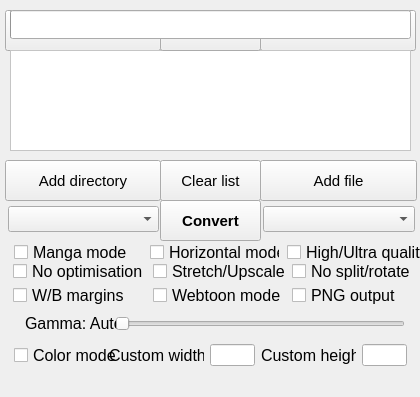
Above: gui/KCC-OSX.ui from ciromattia/kcc before the change. Below: the same form after it.
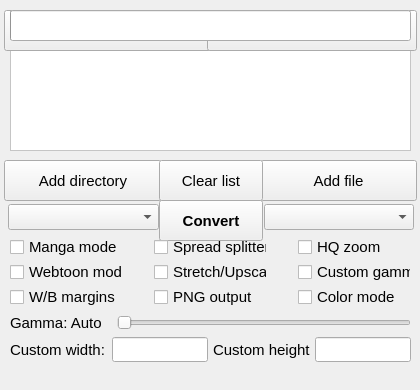
That is the form after the change. Icons and pictures are not drawn.

Commit message: OS X: GUI update

Diff of the .ui file:
```diff
--- a/gui/KCC-OSX.ui
+++ b/gui/KCC-OSX.ui
@@ -7,24 +7,24 @@
     <x>0</x>
     <y>0</y>
     <width>420</width>
-    <height>397</height>
+    <height>390</height>
    </rect>
   </property>
   <property name="minimumSize">
    <size>
     <width>420</width>
-    <height>397</height>
+    <height>390</height>
    </size>
   </property>
   <property name="maximumSize">
    <size>
     <width>420</width>
-    <height>397</height>
+    <height>390</height>
    </size>
   </property>
   <property name="font">
    <font>
-    <pointsize>9</pointsize>
+    <pointsize>11</pointsize>
    </font>
   </property>
   <property name="windowTitle">
@@ -38,159 +38,17 @@
    <locale language="C" country="AnyCountry"/>
   </property>
   <widget class="QWidget" name="Form">
-   <widget class="QFrame" name="OptionsAdvanced">
-    <property name="enabled">
-     <bool>true</bool>
-    </property>
-    <property name="geometry">
-     <rect>
-      <x>4</x>
-      <y>253</y>
-      <width>421</width>
-      <height>61</height>
-     </rect>
-    </property>
-    <property name="font">
-     <font>
-      <family>Lucida Grande</family>
-      <pointsize>9</pointsize>
-     </font>
-    </property>
-    <layout class="QGridLayout" name="gridLayout">
-     <item row="1" column="0">
-      <widget class="QCheckBox" name="ProcessingBox">
-       <property name="font">
-        <font>
-         <family>Lucida Grande</family>
-         <pointsize>12</pointsize>
-        </font>
-       </property>
-       <property name="focusPolicy">
-        <enum>Qt::NoFocus</enum>
-       </property>
-       <property name="toolTip">
-        <string>&lt;html&gt;&lt;head/&gt;&lt;body&gt;&lt;p style='white-space:pre'&gt;Disable image optimizations.&lt;br/&gt;&lt;span style=&quot; font-weight:600;&quot;&gt;Input images must be already resized.&lt;/span&gt;&lt;/p&gt;&lt;/body&gt;&lt;/html&gt;</string>
-       </property>
-       <property name="text">
-        <string>No optimisation</string>
-       </property>
-      </widget>
-     </item>
-     <item row="1" column="1">
-      <widget class="QCheckBox" name="UpscaleBox">
-       <property name="font">
-        <font>
-         <family>Lucida Grande</family>
-         <pointsize>12</pointsize>
-        </font>
-       </property>
-       <property name="focusPolicy">
-        <enum>Qt::NoFocus</enum>
-       </property>
-       <property name="toolTip">
-        <string>&lt;html&gt;&lt;head/&gt;&lt;body&gt;&lt;p&gt;&lt;span style=&quot; font-weight:600; text-decoration: underline;&quot;&gt;Unchecked - Nothing&lt;br/&gt;&lt;/span&gt;Images smaller than device resolution will not be resized.&lt;/p&gt;&lt;p&gt;&lt;span style=&quot; font-weight:600; text-decoration: underline;&quot;&gt;Indeterminate - Stretching&lt;br/&gt;&lt;/span&gt;Images smaller than device resolution will be resized. Aspect ratio will be not preserved.&lt;/p&gt;&lt;p&gt;&lt;span style=&quot; font-weight:600; text-decoration: underline;&quot;&gt;Checked - Upscaling&lt;br/&gt;&lt;/span&gt;Images smaller than device resolution will be resized. Aspect ratio will be preserved.&lt;/p&gt;&lt;/body&gt;&lt;/html&gt;</string>
-       </property>
-       <property name="text">
-        <string>Stretch/Upscale</string>
-       </property>
-       <property name="tristate">
-        <bool>true</bool>
-       </property>
-      </widget>
-     </item>
-     <item row="3" column="1">
-      <widget class="QCheckBox" name="WebtoonBox">
-       <property name="font">
-        <font>
-         <family>Lucida Grande</family>
-         <pointsize>12</pointsize>
-        </font>
-       </property>
-       <property name="focusPolicy">
-        <enum>Qt::NoFocus</enum>
-       </property>
-       <property name="toolTip">
-        <string>&lt;html&gt;&lt;head/&gt;&lt;body&gt;&lt;p style='white-space:pre'&gt;Enable special parsing mode for WebToons.&lt;/p&gt;&lt;/body&gt;&lt;/html&gt;</string>
-       </property>
-       <property name="text">
-        <string>Webtoon mode</string>
-       </property>
-      </widget>
-     </item>
-     <item row="3" column="2">
-      <widget class="QCheckBox" name="NoDitheringBox">
-       <property name="font">
-        <font>
-         <family>Lucida Grande</family>
-         <pointsize>12</pointsize>
-        </font>
-       </property>
-       <property name="focusPolicy">
-        <enum>Qt::NoFocus</enum>
-       </property>
-       <property name="toolTip">
-        <string>&lt;html&gt;&lt;head/&gt;&lt;body&gt;&lt;p style='white-space:pre'&gt;Create PNG files instead JPEG.&lt;br/&gt;Quality increase is not noticeable on most of devices.&lt;br/&gt;Output files &lt;span style=&quot; font-weight:600;&quot;&gt;might&lt;/span&gt; be smaller.&lt;br/&gt;&lt;span style=&quot; font-weight:600;&quot;&gt;MOBI conversion will be much slower.&lt;/span&gt;&lt;/p&gt;&lt;/body&gt;&lt;/html&gt;</string>
-       </property>
-       <property name="text">
-        <string>PNG output</string>
-       </property>
-      </widget>
-     </item>
-     <item row="3" column="0">
-      <widget class="QCheckBox" name="BorderBox">
-       <property name="font">
-        <font>
-         <family>Lucida Grande</family>
-         <pointsize>12</pointsize>
-        </font>
-       </property>
-       <property name="focusPolicy">
-        <enum>Qt::NoFocus</enum>
-       </property>
-       <property name="toolTip">
-        <string>&lt;html&gt;&lt;head/&gt;&lt;body&gt;&lt;p&gt;&lt;span style=&quot; font-weight:600; text-decoration: underline;&quot;&gt;Unchecked - Autodetection&lt;br/&gt;&lt;/span&gt;Color of margins fill will be detected automatically.&lt;/p&gt;&lt;p&gt;&lt;span style=&quot; font-weight:600; text-decoration: underline;&quot;&gt;Indeterminate - White&lt;br/&gt;&lt;/span&gt;Margins will be filled with white color.&lt;/p&gt;&lt;p&gt;&lt;span style=&quot; font-weight:600; text-decoration: underline;&quot;&gt;Checked - Black&lt;br/&gt;&lt;/span&gt;Margins will be filled with black color.&lt;/p&gt;&lt;/body&gt;&lt;/html&gt;</string>
-       </property>
-       <property name="text">
-        <string>W/B margins</string>
-       </property>
-       <property name="tristate">
-        <bool>true</bool>
-       </property>
-      </widget>
-     </item>
-     <item row="1" column="2">
-      <widget class="QCheckBox" name="NoRotateBox">
-       <property name="font">
-        <font>
-         <family>Lucida Grande</family>
-         <pointsize>12</pointsize>
-        </font>
-       </property>
-       <property name="focusPolicy">
-        <enum>Qt::NoFocus</enum>
-       </property>
-       <property name="toolTip">
-        <string>&lt;html&gt;&lt;head/&gt;&lt;body&gt;&lt;p style='white-space:pre'&gt;Disable page splitting and rotation.&lt;/p&gt;&lt;/body&gt;&lt;/html&gt;</string>
-       </property>
-       <property name="text">
-        <string>No split/rotate</string>
-       </property>
-      </widget>
-     </item>
-    </layout>
-   </widget>
    <widget class="QComboBox" name="DeviceBox">
     <property name="geometry">
      <rect>
       <x>8</x>
-      <y>206</y>
+      <y>204</y>
       <width>151</width>
       <height>26</height>
      </rect>
     </property>
     <property name="font">
      <font>
-      <family>Lucida Grande</family>
       <pointsize>11</pointsize>
      </font>
     </property>
@@ -200,25 +58,18 @@
     <property name="toolTip">
      <string>&lt;html&gt;&lt;head/&gt;&lt;body&gt;&lt;p style='white-space:pre'&gt;Target device.&lt;/p&gt;&lt;/body&gt;&lt;/html&gt;</string>
     </property>
-    <property name="iconSize">
-     <size>
-      <width>15</width>
-      <height>15</height>
-     </size>
-    </property>
    </widget>
    <widget class="QComboBox" name="FormatBox">
     <property name="geometry">
      <rect>
-      <x>263</x>
-      <y>206</y>
-      <width>152</width>
+      <x>264</x>
+      <y>204</y>
+      <width>150</width>
       <height>26</height>
      </rect>
     </property>
     <property name="font">
      <font>
-      <family>Lucida Grande</family>
       <pointsize>11</pointsize>
      </font>
     </property>
@@ -228,25 +79,18 @@
     <property name="toolTip">
      <string>&lt;html&gt;&lt;head/&gt;&lt;body&gt;&lt;p style='white-space:pre'&gt;Output format.&lt;/p&gt;&lt;/body&gt;&lt;/html&gt;</string>
     </property>
-    <property name="iconSize">
-     <size>
-      <width>15</width>
-      <height>15</height>
-     </size>
-    </property>
    </widget>
    <widget class="QPushButton" name="ConvertButton">
     <property name="geometry">
      <rect>
-      <x>160</x>
+      <x>159</x>
       <y>200</y>
-      <width>101</width>
+      <width>104</width>
       <height>41</height>
      </rect>
     </property>
     <property name="font">
      <font>
-      <family>Lucida Grande</family>
       <pointsize>11</pointsize>
       <weight>75</weight>
       <bold>true</bold>
@@ -269,15 +113,14 @@
    <widget class="QPushButton" name="DirectoryButton">
     <property name="geometry">
      <rect>
-      <x>5</x>
+      <x>4</x>
       <y>160</y>
-      <width>156</width>
+      <width>158</width>
       <height>41</height>
      </rect>
     </property>
     <property name="font">
      <font>
-      <family>Lucida Grande</family>
       <pointsize>11</pointsize>
      </font>
     </property>
@@ -306,7 +149,6 @@
     </property>
     <property name="font">
      <font>
-      <family>Lucida Grande</family>
       <pointsize>11</pointsize>
      </font>
     </property>
@@ -327,15 +169,14 @@
    <widget class="QPushButton" name="ClearButton">
     <property name="geometry">
      <rect>
-      <x>160</x>
+      <x>159</x>
       <y>160</y>
-      <width>101</width>
+      <width>104</width>
       <height>41</height>
      </rect>
     </property>
     <property name="font">
      <font>
-      <family>Lucida Grande</family>
       <pointsize>11</pointsize>
      </font>
     </property>
@@ -350,36 +191,41 @@
       <normaloff>:/Other/icons/clear.png</normaloff>:/Other/icons/clear.png</iconset>
     </property>
    </widget>
-   <widget class="QFrame" name="OptionsBasic">
+   <widget class="QFrame" name="Options">
     <property name="geometry">
      <rect>
-      <x>5</x>
-      <y>233</y>
-      <width>421</width>
-      <height>41</height>
+      <x>10</x>
+      <y>237</y>
+      <width>401</width>
+      <height>70</height>
      </rect>
     </property>
     <property name="font">
      <font>
-      <family>Lucida Grande</family>
-      <pointsize>12</pointsize>
+      <pointsize>11</pointsize>
      </font>
     </property>
+    <layout class="QGridLayout" name="gridLayout" columnstretch="0,0,0">
+     <property name="leftMargin">
+      <number>0</number>
+     </property>
+     <property name="topMargin">
+      <number>0</number>
+     </property>
+     <property name="rightMargin">
+      <number>0</number>
+     </property>
+     <property name="bottomMargin">
+      <number>0</number>
+     </property>
+     <property name="horizontalSpacing">
+      <number>31</number>
+     </property>
+     <property name="verticalSpacing">
+      <number>5</number>
+     </property>
+     <item row="2" column="0">
     <widget class="QCheckBox" name="MangaBox">
-     <property name="geometry">
-      <rect>
-       <x>9</x>
-       <y>10</y>
-       <width>130</width>
-       <height>18</height>
-      </rect>
-     </property>
-     <property name="font">
-      <font>
-       <family>Lucida Grande</family>
-       <pointsize>12</pointsize>
-      </font>
-     </property>
      <property name="focusPolicy">
       <enum>Qt::NoFocus</enum>
      </property>
@@ -390,62 +236,121 @@
       <string>Manga mode</string>
      </property>
     </widget>
-    <widget class="QCheckBox" name="QualityBox">
-     <property name="geometry">
-      <rect>
-       <x>282</x>
-       <y>10</y>
-       <width>135</width>
-       <height>18</height>
-      </rect>
-     </property>
-     <property name="font">
-      <font>
-       <family>Lucida Grande</family>
-       <pointsize>12</pointsize>
-      </font>
-     </property>
-     <property name="focusPolicy">
-      <enum>Qt::NoFocus</enum>
-     </property>
-     <property name="toolTip">
-      <string>&lt;html&gt;&lt;head/&gt;&lt;body&gt;&lt;p style='white-space:pre'&gt;Quality of Panel View/zoom. Highly impact size of output file.&lt;br/&gt;&lt;span style=&quot; font-weight:600;&quot;&gt;This option control only quality of magnification!&lt;/span&gt;&lt;/p&gt;&lt;/body&gt;&lt;/html&gt;</string>
-     </property>
-     <property name="text">
-      <string>High/Ultra quality</string>
-     </property>
-     <property name="tristate">
-      <bool>true</bool>
-     </property>
-    </widget>
+     </item>
+     <item row="2" column="1">
     <widget class="QCheckBox" name="RotateBox">
-     <property name="geometry">
-      <rect>
-       <x>145</x>
-       <y>10</y>
-       <width>130</width>
-       <height>18</height>
-      </rect>
-     </property>
-     <property name="font">
-      <font>
-       <family>Lucida Grande</family>
-       <pointsize>12</pointsize>
-      </font>
-     </property>
+       <property name="focusPolicy">
+        <enum>Qt::NoFocus</enum>
+       </property>
+       <property name="toolTip">
+        <string>&lt;html&gt;&lt;head/&gt;&lt;body&gt;&lt;p&gt;&lt;span style=&quot; font-weight:600; text-decoration: underline;&quot;&gt;Unchecked - Split&lt;br/&gt;&lt;/span&gt;Double page spreads will be cut into two separate pages.&lt;/p&gt;&lt;p&gt;&lt;span style=&quot; font-weight:600; text-decoration: underline;&quot;&gt;Indeterminate - Rotate and split&lt;br/&gt;&lt;/span&gt;Double page spreads will be displayed twice. First rotated and then split. &lt;/p&gt;&lt;p&gt;&lt;span style=&quot; font-weight:600; text-decoration: underline;&quot;&gt;Checked - Rotate&lt;br/&gt;&lt;/span&gt;Double page spreads will be rotated.&lt;/p&gt;&lt;/body&gt;&lt;/html&gt;</string>
+       </property>
+       <property name="text">
+        <string>Spread splitter</string>
+       </property>
+       <property name="tristate">
+        <bool>true</bool>
+       </property>
+      </widget>
+     </item>
+     <item row="2" column="2">
+      <widget class="QCheckBox" name="QualityBox">
      <property name="focusPolicy">
       <enum>Qt::NoFocus</enum>
      </property>
      <property name="toolTip">
-      <string>&lt;html&gt;&lt;head/&gt;&lt;body&gt;&lt;p style='white-space:pre'&gt;Disable splitting of two-page spreads.&lt;br/&gt;They will be rotated instead.&lt;/p&gt;&lt;/body&gt;&lt;/html&gt;</string>
+        <string>&lt;html&gt;&lt;head/&gt;&lt;body&gt;&lt;p style='white-space:pre'&gt;High quality Panel View.&lt;br/&gt;Require source files with bigger resolution than target device.&lt;br/&gt;&lt;span style=&quot; font-weight:600;&quot;&gt;Highly impact size of output file!&lt;/span&gt;&lt;/p&gt;&lt;/body&gt;&lt;/html&gt;</string>
      </property>
      <property name="text">
-      <string>Horizontal mode</string>
-     </property>
-    </widget>
-    <zorder>RotateBox</zorder>
-    <zorder>MangaBox</zorder>
-    <zorder>QualityBox</zorder>
+        <string>HQ zoom</string>
+       </property>
+      </widget>
+     </item>
+     <item row="4" column="2">
+      <widget class="QCheckBox" name="GammaBox">
+       <property name="focusPolicy">
+        <enum>Qt::NoFocus</enum>
+       </property>
+       <property name="toolTip">
+        <string>&lt;html&gt;&lt;head/&gt;&lt;body&gt;&lt;p style='white-space:pre'&gt;Disable automatic gamma correction.&lt;/p&gt;&lt;/body&gt;&lt;/html&gt;</string>
+       </property>
+       <property name="text">
+        <string>Custom gamma</string>
+       </property>
+      </widget>
+     </item>
+     <item row="5" column="1">
+      <widget class="QCheckBox" name="NoDitheringBox">
+       <property name="focusPolicy">
+        <enum>Qt::NoFocus</enum>
+       </property>
+       <property name="toolTip">
+        <string>&lt;html&gt;&lt;head/&gt;&lt;body&gt;&lt;p style='white-space:pre'&gt;Create PNG files instead JPEG.&lt;br/&gt;Quality increase is not noticeable on most of devices.&lt;br/&gt;Output files &lt;span style=&quot; font-weight:600;&quot;&gt;might&lt;/span&gt; be smaller.&lt;br/&gt;&lt;span style=&quot; font-weight:600;&quot;&gt;MOBI conversion will be much slower.&lt;/span&gt;&lt;/p&gt;&lt;/body&gt;&lt;/html&gt;</string>
+       </property>
+       <property name="text">
+        <string>PNG output</string>
+       </property>
+      </widget>
+     </item>
+     <item row="5" column="2">
+      <widget class="QCheckBox" name="ColorBox">
+       <property name="focusPolicy">
+        <enum>Qt::NoFocus</enum>
+       </property>
+       <property name="toolTip">
+        <string>&lt;html&gt;&lt;head/&gt;&lt;body&gt;&lt;p style='white-space:pre'&gt;Disable conversion to grayscale.&lt;/p&gt;&lt;/body&gt;&lt;/html&gt;</string>
+       </property>
+       <property name="text">
+        <string>Color mode</string>
+       </property>
+      </widget>
+     </item>
+     <item row="4" column="1">
+      <widget class="QCheckBox" name="UpscaleBox">
+       <property name="focusPolicy">
+        <enum>Qt::NoFocus</enum>
+       </property>
+       <property name="toolTip">
+        <string>&lt;html&gt;&lt;head/&gt;&lt;body&gt;&lt;p&gt;&lt;span style=&quot; font-weight:600; text-decoration: underline;&quot;&gt;Unchecked - Nothing&lt;br/&gt;&lt;/span&gt;Images smaller than device resolution will not be resized.&lt;/p&gt;&lt;p&gt;&lt;span style=&quot; font-weight:600; text-decoration: underline;&quot;&gt;Indeterminate - Stretching&lt;br/&gt;&lt;/span&gt;Images smaller than device resolution will be resized. Aspect ratio will be not preserved.&lt;/p&gt;&lt;p&gt;&lt;span style=&quot; font-weight:600; text-decoration: underline;&quot;&gt;Checked - Upscaling&lt;br/&gt;&lt;/span&gt;Images smaller than device resolution will be resized. Aspect ratio will be preserved.&lt;/p&gt;&lt;/body&gt;&lt;/html&gt;</string>
+       </property>
+       <property name="text">
+        <string>Stretch/Upscale</string>
+       </property>
+       <property name="tristate">
+        <bool>true</bool>
+       </property>
+      </widget>
+     </item>
+     <item row="4" column="0">
+      <widget class="QCheckBox" name="WebtoonBox">
+       <property name="focusPolicy">
+        <enum>Qt::NoFocus</enum>
+       </property>
+       <property name="toolTip">
+        <string>&lt;html&gt;&lt;head/&gt;&lt;body&gt;&lt;p style='white-space:pre'&gt;Enable special parsing mode for Korean Webtoons.&lt;/p&gt;&lt;/body&gt;&lt;/html&gt;</string>
+       </property>
+       <property name="text">
+        <string>Webtoon mode</string>
+       </property>
+      </widget>
+     </item>
+     <item row="5" column="0">
+      <widget class="QCheckBox" name="BorderBox">
+       <property name="focusPolicy">
+        <enum>Qt::NoFocus</enum>
+       </property>
+       <property name="toolTip">
+        <string>&lt;html&gt;&lt;head/&gt;&lt;body&gt;&lt;p&gt;&lt;span style=&quot; font-weight:600; text-decoration: underline;&quot;&gt;Unchecked - Autodetection&lt;br/&gt;&lt;/span&gt;Color of margins fill will be detected automatically.&lt;/p&gt;&lt;p&gt;&lt;span style=&quot; font-weight:600; text-decoration: underline;&quot;&gt;Indeterminate - White&lt;br/&gt;&lt;/span&gt;Margins will be filled with white color.&lt;/p&gt;&lt;p&gt;&lt;span style=&quot; font-weight:600; text-decoration: underline;&quot;&gt;Checked - Black&lt;br/&gt;&lt;/span&gt;Margins will be filled with black color.&lt;/p&gt;&lt;/body&gt;&lt;/html&gt;</string>
+       </property>
+       <property name="text">
+        <string>W/B margins</string>
+       </property>
+       <property name="tristate">
+        <bool>true</bool>
+       </property>
+      </widget>
+     </item>
+    </layout>
    </widget>
    <widget class="QListWidget" name="JobList">
     <property name="geometry">
@@ -458,7 +363,6 @@
     </property>
     <property name="font">
      <font>
-      <family>Lucida Grande</family>
       <pointsize>11</pointsize>
      </font>
     </property>
@@ -474,6 +378,12 @@
     <property name="selectionMode">
      <enum>QAbstractItemView::NoSelection</enum>
     </property>
+    <property name="iconSize">
+     <size>
+      <width>15</width>
+      <height>15</height>
+     </size>
+    </property>
     <property name="verticalScrollMode">
      <enum>QAbstractItemView::ScrollPerPixel</enum>
     </property>
@@ -481,107 +391,48 @@
      <enum>QAbstractItemView::ScrollPerPixel</enum>
     </property>
    </widget>
-   <widget class="QPushButton" name="BasicModeButton">
-    <property name="geometry">
-     <rect>
-      <x>5</x>
-      <y>10</y>
-      <width>156</width>
-      <height>41</height>
-     </rect>
-    </property>
-    <property name="font">
-     <font>
-      <family>Lucida Grande</family>
-      <pointsize>12</pointsize>
-      <weight>50</weight>
-      <bold>false</bold>
-     </font>
-    </property>
-    <property name="focusPolicy">
-     <enum>Qt::NoFocus</enum>
-    </property>
-    <property name="text">
-     <string>Basic</string>
-    </property>
-   </widget>
-   <widget class="QPushButton" name="AdvModeButton">
-    <property name="geometry">
-     <rect>
-      <x>260</x>
-      <y>10</y>
-      <width>156</width>
-      <height>41</height>
-     </rect>
-    </property>
-    <property name="font">
-     <font>
-      <family>Lucida Grande</family>
-      <pointsize>12</pointsize>
-      <weight>50</weight>
-      <bold>false</bold>
-     </font>
-    </property>
-    <property name="focusPolicy">
-     <enum>Qt::NoFocus</enum>
-    </property>
-    <property name="text">
-     <string>Advanced</string>
-    </property>
-   </widget>
-   <widget class="QFrame" name="OptionsAdvancedGamma">
+   <widget class="QFrame" name="OptionsGamma">
     <property name="enabled">
      <bool>true</bool>
     </property>
     <property name="geometry">
      <rect>
-      <x>5</x>
-      <y>303</y>
+      <x>10</x>
+      <y>305</y>
       <width>401</width>
-      <height>41</height>
+      <height>35</height>
      </rect>
     </property>
     <property name="font">
      <font>
-      <family>Lucida Grande</family>
-      <pointsize>9</pointsize>
+      <pointsize>11</pointsize>
      </font>
     </property>
+    <layout class="QHBoxLayout" name="horizontalLayout">
+     <property name="spacing">
+      <number>15</number>
+     </property>
+     <property name="leftMargin">
+      <number>0</number>
+     </property>
+     <property name="topMargin">
+      <number>0</number>
+     </property>
+     <property name="rightMargin">
+      <number>0</number>
+     </property>
+     <property name="bottomMargin">
+      <number>0</number>
+     </property>
+     <item>
     <widget class="QLabel" name="GammaLabel">
-     <property name="geometry">
-      <rect>
-       <x>20</x>
-       <y>0</y>
-       <width>100</width>
-       <height>40</height>
-      </rect>
-     </property>
-     <property name="font">
-      <font>
-       <family>Lucida Grande</family>
-       <pointsize>12</pointsize>
-       <weight>50</weight>
-       <bold>false</bold>
-      </font>
-     </property>
      <property name="text">
       <string>Gamma: Auto</string>
      </property>
     </widget>
+     </item>
+     <item>
     <widget class="QSlider" name="GammaSlider">
-     <property name="geometry">
-      <rect>
-       <x>110</x>
-       <y>10</y>
-       <width>290</width>
-       <height>22</height>
-      </rect>
-     </property>
-     <property name="font">
-      <font>
-       <family>Lucida Grande</family>
-      </font>
-     </property>
      <property name="focusPolicy">
       <enum>Qt::ClickFocus</enum>
      </property>
@@ -595,6 +446,8 @@
       <enum>Qt::Horizontal</enum>
      </property>
     </widget>
+     </item>
+    </layout>
    </widget>
    <widget class="QProgressBar" name="ProgressBar">
     <property name="geometry">
@@ -602,13 +455,12 @@
       <x>10</x>
       <y>10</y>
       <width>401</width>
-      <height>29</height>
+      <height>31</height>
      </rect>
     </property>
     <property name="font">
      <font>
-      <family>Lucida Grande</family>
-      <pointsize>10</pointsize>
+      <pointsize>11</pointsize>
       <weight>75</weight>
       <bold>true</bold>
      </font>
@@ -623,71 +475,38 @@
      <string/>
     </property>
    </widget>
-   <widget class="QFrame" name="OptionsExpert">
+   <widget class="QFrame" name="OptionsCustom">
     <property name="geometry">
      <rect>
-      <x>5</x>
-      <y>335</y>
-      <width>421</width>
-      <height>41</height>
+      <x>10</x>
+      <y>337</y>
+      <width>401</width>
+      <height>25</height>
      </rect>
     </property>
     <property name="font">
      <font>
-      <family>Lucida Grande</family>
-      <pointsize>9</pointsize>
+      <pointsize>11</pointsize>
      </font>
     </property>
-    <widget class="QCheckBox" name="ColorBox">
-     <property name="geometry">
-      <rect>
-       <x>9</x>
-       <y>11</y>
-       <width>130</width>
-       <height>18</height>
-      </rect>
+    <layout class="QHBoxLayout" name="horizontalLayout_2">
+     <property name="spacing">
+      <number>5</number>
      </property>
-     <property name="font">
-      <font>
-       <family>Lucida Grande</family>
-       <pointsize>12</pointsize>
-      </font>
+     <property name="leftMargin">
+      <number>0</number>
      </property>
-     <property name="focusPolicy">
-      <enum>Qt::NoFocus</enum>
+     <property name="topMargin">
+      <number>0</number>
      </property>
-     <property name="toolTip">
-      <string>&lt;html&gt;&lt;head/&gt;&lt;body&gt;&lt;p style='white-space:pre'&gt;Don't convert images to grayscale.&lt;/p&gt;&lt;/body&gt;&lt;/html&gt;</string>
+     <property name="rightMargin">
+      <number>0</number>
      </property>
-     <property name="text">
-      <string>Color mode</string>
+     <property name="bottomMargin">
+      <number>0</number>
      </property>
-    </widget>
-    <widget class="QFrame" name="OptionsExpertInternal">
-     <property name="geometry">
-      <rect>
-       <x>95</x>
-       <y>0</y>
-       <width>315</width>
-       <height>40</height>
-      </rect>
-     </property>
-     <property name="font">
-      <font>
-       <family>Lucida Grande</family>
-      </font>
-     </property>
-     <layout class="QGridLayout" name="gridLayout_2">
-      <item row="0" column="0">
+     <item>
        <widget class="QLabel" name="wLabel">
-        <property name="font">
-         <font>
-          <family>Lucida Grande</family>
-          <pointsize>12</pointsize>
-          <weight>50</weight>
-          <bold>false</bold>
-         </font>
-        </property>
         <property name="toolTip">
          <string>&lt;html&gt;&lt;head/&gt;&lt;body&gt;&lt;p style='white-space:pre'&gt;Resolution of target device.&lt;/p&gt;&lt;/body&gt;&lt;/html&gt;</string>
         </property>
@@ -696,7 +515,7 @@
         </property>
        </widget>
       </item>
-      <item row="0" column="1">
+     <item>
        <widget class="QLineEdit" name="customWidth">
         <property name="sizePolicy">
          <sizepolicy hsizetype="Fixed" vsizetype="Fixed">
@@ -704,18 +523,6 @@
           <verstretch>0</verstretch>
          </sizepolicy>
         </property>
-        <property name="maximumSize">
-         <size>
-          <width>45</width>
-          <height>16777215</height>
-         </size>
-        </property>
-        <property name="font">
-         <font>
-          <family>Lucida Grande</family>
-          <pointsize>12</pointsize>
-         </font>
-        </property>
         <property name="focusPolicy">
          <enum>Qt::ClickFocus</enum>
         </property>
@@ -733,16 +540,8 @@
         </property>
        </widget>
       </item>
-      <item row="0" column="2">
+     <item>
        <widget class="QLabel" name="hLabel">
-        <property name="font">
-         <font>
-          <family>Lucida Grande</family>
-          <pointsize>12</pointsize>
-          <weight>50</weight>
-          <bold>false</bold>
-         </font>
-        </property>
         <property name="toolTip">
          <string>&lt;html&gt;&lt;head/&gt;&lt;body&gt;&lt;p style='white-space:pre'&gt;Resolution of target device.&lt;/p&gt;&lt;/body&gt;&lt;/html&gt;</string>
         </property>
@@ -751,26 +550,14 @@
         </property>
        </widget>
       </item>
-      <item row="0" column="3">
+     <item>
        <widget class="QLineEdit" name="customHeight">
         <property name="sizePolicy">
-         <sizepolicy hsizetype="Minimum" vsizetype="Fixed">
+        <sizepolicy hsizetype="Fixed" vsizetype="Fixed">
           <horstretch>0</horstretch>
           <verstretch>0</verstretch>
          </sizepolicy>
         </property>
-        <property name="maximumSize">
-         <size>
-          <width>45</width>
-          <height>16777215</height>
-         </size>
-        </property>
-        <property name="font">
-         <font>
-          <family>Lucida Grande</family>
-          <pointsize>12</pointsize>
-         </font>
-        </property>
         <property name="focusPolicy">
          <enum>Qt::ClickFocus</enum>
         </property>
@@ -789,21 +576,19 @@
        </widget>
       </item>
      </layout>
-    </widget>
    </widget>
    <widget class="QPushButton" name="EditorButton">
     <property name="geometry">
      <rect>
-      <x>160</x>
+      <x>4</x>
       <y>10</y>
-      <width>101</width>
+      <width>210</width>
       <height>41</height>
      </rect>
     </property>
     <property name="font">
      <font>
-      <family>Lucida Grande</family>
-      <pointsize>12</pointsize>
+      <pointsize>11</pointsize>
      </font>
     </property>
     <property name="focusPolicy">
@@ -817,27 +602,49 @@
       <normaloff>:/Other/icons/editor.png</normaloff>:/Other/icons/editor.png</iconset>
     </property>
    </widget>
-   <zorder>BasicModeButton</zorder>
-   <zorder>AdvModeButton</zorder>
-   <zorder>JobList</zorder>
-   <zorder>OptionsAdvanced</zorder>
+   <widget class="QPushButton" name="WikiButton">
+    <property name="geometry">
+     <rect>
+      <x>207</x>
+      <y>10</y>
+      <width>210</width>
+      <height>41</height>
+     </rect>
+    </property>
+    <property name="font">
+     <font>
+      <pointsize>11</pointsize>
+     </font>
+    </property>
+    <property name="focusPolicy">
+     <enum>Qt::NoFocus</enum>
+    </property>
+    <property name="text">
+     <string>Wiki</string>
+    </property>
+    <property name="icon">
+     <iconset resource="KCC.qrc">
+      <normaloff>:/Other/icons/wiki.png</normaloff>:/Other/icons/wiki.png</iconset>
+    </property>
+   </widget>
    <zorder>DeviceBox</zorder>
    <zorder>FormatBox</zorder>
    <zorder>ConvertButton</zorder>
    <zorder>DirectoryButton</zorder>
    <zorder>FileButton</zorder>
    <zorder>ClearButton</zorder>
-   <zorder>OptionsBasic</zorder>
-   <zorder>OptionsAdvancedGamma</zorder>
-   <zorder>OptionsExpert</zorder>
+   <zorder>Options</zorder>
+   <zorder>JobList</zorder>
+   <zorder>OptionsGamma</zorder>
+   <zorder>OptionsCustom</zorder>
    <zorder>EditorButton</zorder>
+   <zorder>WikiButton</zorder>
    <zorder>ProgressBar</zorder>
   </widget>
   <widget class="QStatusBar" name="statusBar">
    <property name="font">
     <font>
-     <family>Aharoni</family>
-     <pointsize>8</pointsize>
+     <pointsize>11</pointsize>
     </font>
    </property>
    <property name="sizeGripEnabled">
@@ -856,7 +663,7 @@
    </property>
    <property name="font">
     <font>
-     <pointsize>9</pointsize>
+     <pointsize>11</pointsize>
     </font>
    </property>
   </action>
```
Lines whose indentation alone changed are shown as unchanged. The commit also changes 1 other file.
